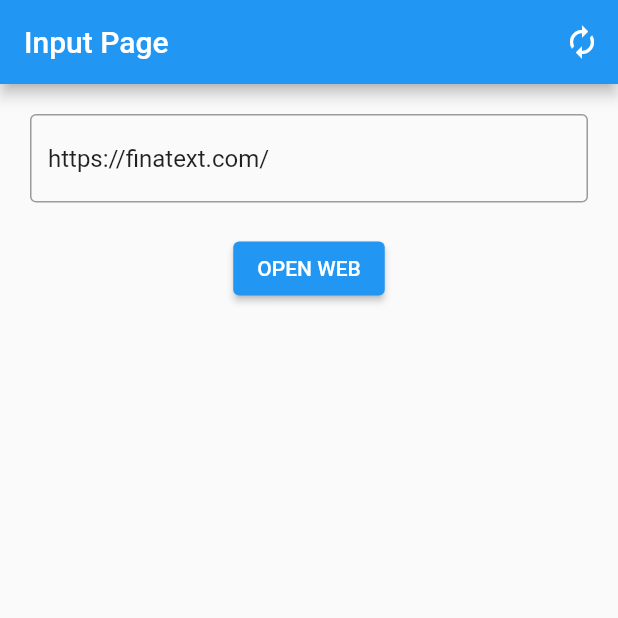
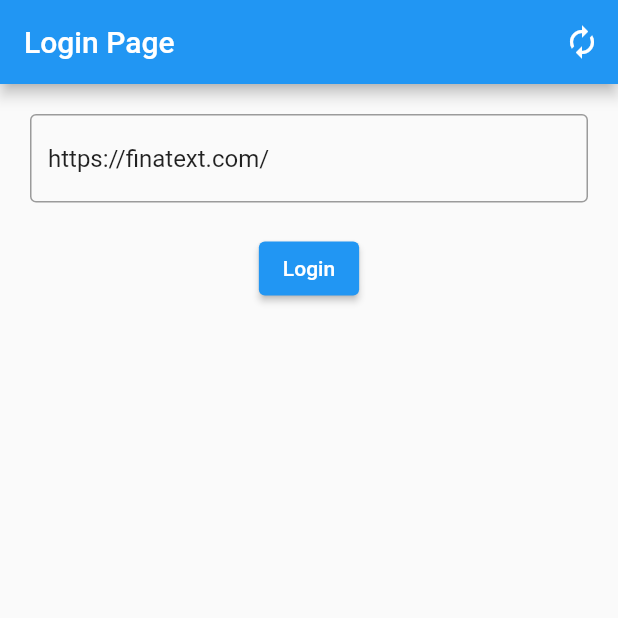
Before and after one commit to sbk0716/flutter-webview-app, a Flutter app: the screen it shows after launch, on a phone screen of 412 x 824 dp, the top half of it. Run offline on Flutter 3.47's test engine with Material 2 defaults, Android fonts, the phone set to English and light mode, and no system bars; our stand-ins replace adaptive_dialog, flutter_riverpod, webview_flutter.

Commit message:
add login page

```diff
--- a/lib/main.dart
+++ b/lib/main.dart
@@ -1,6 +1,6 @@
 import 'package:flutter/material.dart';
 import 'package:flutter_riverpod/flutter_riverpod.dart';
-import 'package:webview_app/view/input_page.dart';
+import 'package:webview_app/view/login_page.dart';
 
 void main() {
   runApp(const ProviderScope(child: MyApp()));
@@ -16,7 +16,7 @@ class MyApp extends StatelessWidget {
       theme: ThemeData(
         primarySwatch: Colors.blue,
       ),
-      home: const InputPage(),
+      home: const LoginPage(),
     );
   }
 }
--- a/lib/view/login_page.dart
+++ b/lib/view/login_page.dart
@@ -2,10 +2,10 @@ import 'package:adaptive_dialog/adaptive_dialog.dart';
 import 'package:flutter/material.dart';
 import 'package:flutter_riverpod/flutter_riverpod.dart';
 import 'package:webview_app/provider.dart';
-import 'package:webview_app/view/web_page.dart';
+import 'package:webview_app/view/input_page.dart';
 
-class InputPage extends ConsumerWidget {
-  const InputPage({Key? key}) : super(key: key);
+class LoginPage extends ConsumerWidget {
+  const LoginPage({Key? key}) : super(key: key);
   @override
   Widget build(BuildContext context, WidgetRef ref) {
     // Create a controller for an editable text field.
@@ -17,7 +17,7 @@ class InputPage extends ConsumerWidget {
 
     return Scaffold(
       appBar: AppBar(
-        title: const Text('Input Page'),
+        title: const Text('Login Page'),
         actions: [
           IconButton(
             onPressed: () {
@@ -46,17 +46,10 @@ class InputPage extends ConsumerWidget {
             const SizedBox(height: 20.0),
             ElevatedButton(
               onPressed: () {
-                if (_provider.state == "") {
-                  showOkAlertDialog(
-                    context: context,
-                    title: 'Enter URL!!',
-                  );
-                } else {
-                  Navigator.push(context,
-                      MaterialPageRoute(builder: (context) => const WebPage()));
-                }
+                Navigator.push(context,
+                  MaterialPageRoute(builder: (context) => const InputPage()));
               },
-              child: const Text('OPEN WEB'),
+              child: const Text('Login'),
             ),
           ],
         ),
```
